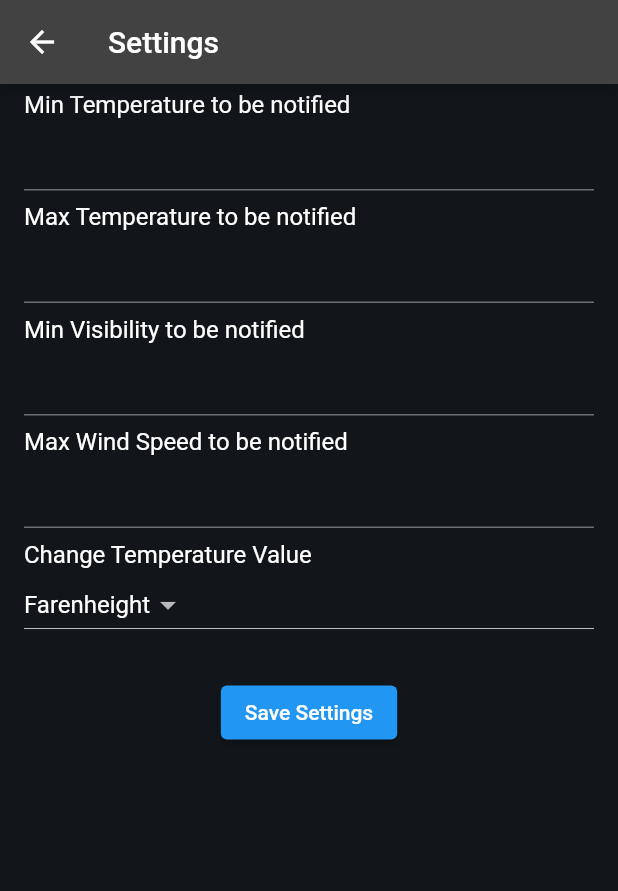
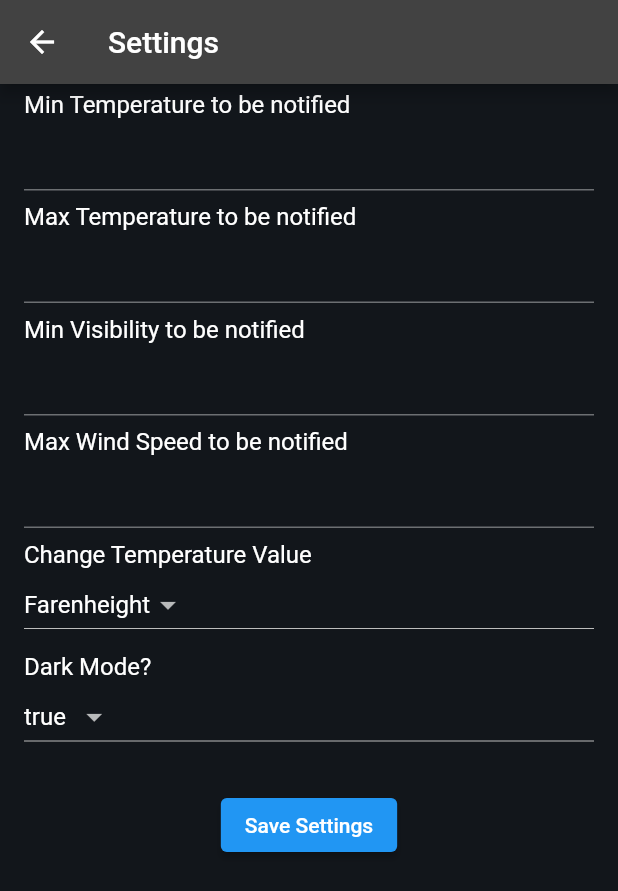
Before and after one commit to AndrewOneal/WeatherApp_ASE456, a Flutter app: the Page2 screen opened directly with empty values, on a phone screen of 412 x 824 dp. Shown: the top 891 px of the screen. Run offline on Flutter 3.47's test engine with Material 2 defaults, Android fonts, the phone set to English and light mode, and no system bars; our stand-ins replace flutter_spinkit, fluttertoast, font_awesome_flutter, geolocator; missing offline and left inert: geolocator_web; statements that could not run were skipped.

Commit message:
Dark / Light Mode Feature

```diff
--- a/lib/app/ui/screens/mock/page2.dart
+++ b/lib/app/ui/screens/mock/page2.dart
@@ -13,6 +13,8 @@ class _Page2State extends State<Page2> {
   late double? visibility;
   late double? wind;
 
+  late double? isDarkMode;
+  late String? darkModeVal;
   late TextEditingController minTemperatureController;
   late TextEditingController maxTemperatureController;
   late TextEditingController visibilityController;
@@ -26,6 +28,7 @@ class _Page2State extends State<Page2> {
     maxTemperature = widget.userSettings['maxTemperature'];
     visibility = widget.userSettings['visibility'];
     wind = widget.userSettings['wind'];
+    isDarkMode = widget.userSettings['darkMode'];
 
     minTemperatureController = TextEditingController(
         text: minTemperature != null ? minTemperature.toString() : '');
@@ -37,6 +40,7 @@ class _Page2State extends State<Page2> {
         TextEditingController(text: wind != null ? wind.toString() : '');
     temperature =
         widget.userSettings['temperatureUnit'] == 0 ? 'Celcius' : 'Farenheight';
+    darkModeVal = widget.userSettings['darkMode'] == 0 ? 'false' : 'true';
   }
 
   double? parseDoubleOrNull(String input) {
@@ -124,6 +128,25 @@ class _Page2State extends State<Page2> {
                   },
                 ),
               ),
+              ListTile(
+                title: const Text('Dark Mode?'),
+                subtitle: DropdownButton<String>(
+                  value: darkModeVal,
+                  items: ['true', 'false']
+                      .map<DropdownMenuItem<String>>((String value) {
+                    return DropdownMenuItem<String>(
+                      child: Text(value),
+                      value: value,
+                    );
+                  }).toList(),
+                  onChanged: (value) {
+                    setState(() {
+                      value == 'true' ? isDarkMode = 1 : isDarkMode = 0;
+                      darkModeVal = value;
+                    });
+                  },
+                ),
+              ),
               SizedBox(height: 20),
               ElevatedButton(
                 onPressed: () {
@@ -133,6 +156,7 @@ class _Page2State extends State<Page2> {
                     'visibility': visibility,
                     'wind': wind,
                     'temperatureUnit': temperature == 'Celcius' ? 0.0 : 1.0,
+                    'darkMode': isDarkMode
                   });
                 },
                 child: const Text('Save Settings'),
--- a/lib/app/ui/widgets/weather_highlights.dart
+++ b/lib/app/ui/widgets/weather_highlights.dart
@@ -1,5 +1,6 @@
 import 'package:climate/app/services/TemperatureConverter.dart';
 import 'package:climate/app/services/timeUtils.dart';
+import 'package:climate/app/services/darkModeChanger.dart';
 import 'package:climate/app/utilities/constants.dart';
 import 'package:flutter/material.dart';
 import 'package:font_awesome_flutter/font_awesome_flutter.dart';
@@ -31,7 +32,7 @@ class _WeatherHighlightsState extends State<WeatherHighlights> {
       height: isMobile ? 1220 : 450,
       decoration: BoxDecoration(
         border: KThemeBorders.border_md,
-        color: KThemeColors.bg_lightBlue,
+        color: DarkModeChanger.toggleDarkLightBG(widget.userSettings),
         borderRadius: KThemeBorderRadius.borderRadius_md,
       ),
       child: isMobile
```
Also changed, not shown: lib/app/services/darkModeChanger.dart (added, +18 -0 lines), lib/app/ui/widgets/five_day_forecast.dart (+14 -6 lines), lib/app/ui/widgets/weather_description.dart (+7 -3 lines), lib/app/ui/widgets/weather_tiny_info.dart (+33 -13 lines), lib/main.dart (+6 -4 lines).
